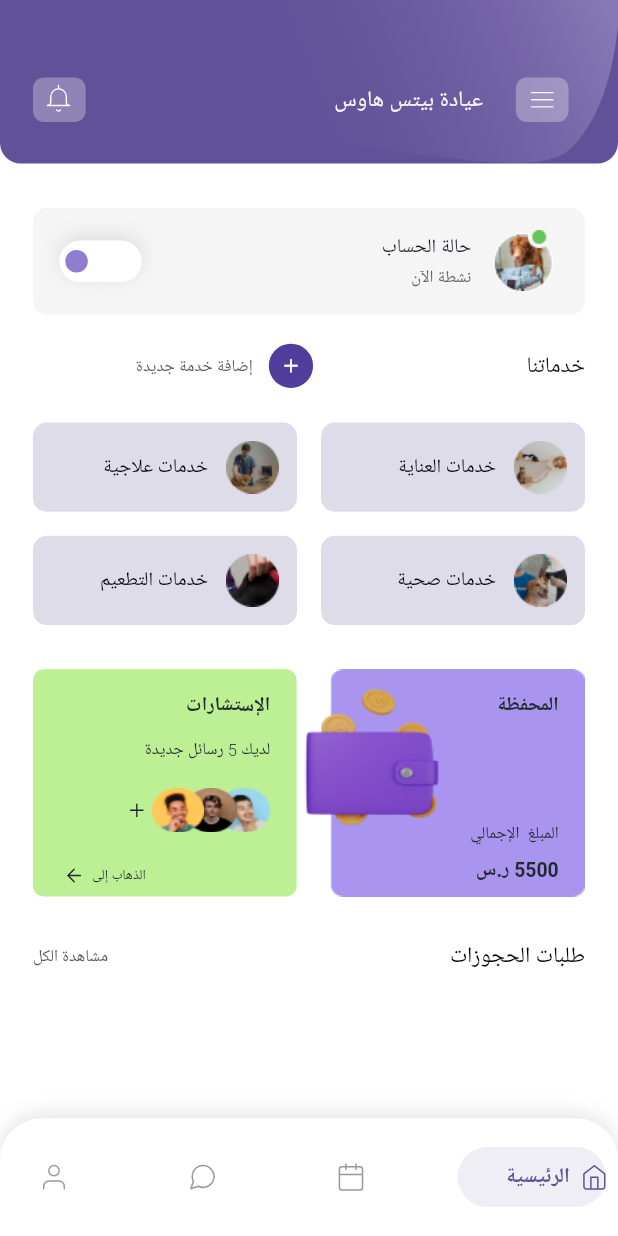
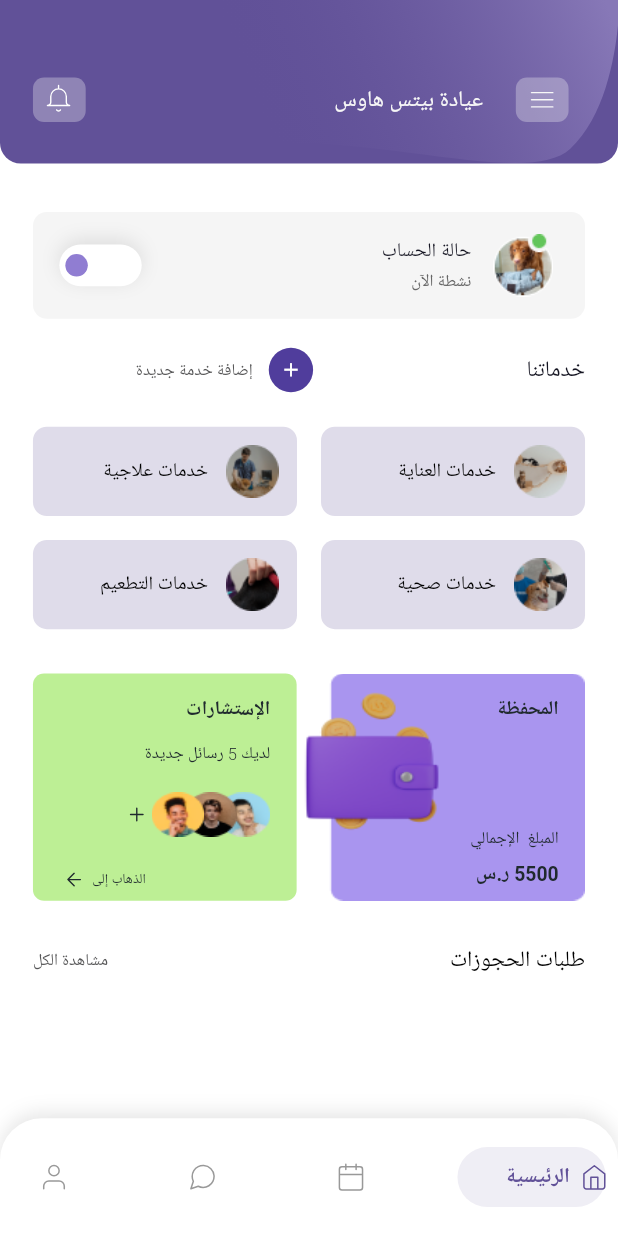
Before and after one commit to MostafaBastawy/Task_Badr, a Flutter app: the screen it shows after launch, on a phone screen of 412 x 824 dp. Run offline on Flutter 3.47's test engine with Material 2 defaults, Android fonts, the light colour scheme and no system bars; drawn by our look-alikes of flutter_switch, salomon_bottom_bar; our stand-ins replace easy_localization, flutter_bloc, flutter_screenutil, flutter_svg; generated files the repository leaves out were written again; Roboto replaces fonts that are missing (Alexandria).

Commit message:
home screen services finished

```diff
--- a/lib/modules/home_screen/home_screen.dart
+++ b/lib/modules/home_screen/home_screen.dart
@@ -16,13 +16,14 @@ class HomeScreen extends StatelessWidget {
     return Column(
       children: [
         const HomeAppBar(),
-        SizedBox(height: 32.h),
+        SizedBox(height: 20.h),
         Expanded(
           child: SingleChildScrollView(
             child: Padding(
               padding: EdgeInsets.symmetric(horizontal: 20.w),
               child: Column(
                 children: [
+                  SizedBox(height: 15.h),
                   const AccountStatus(),
                   SizedBox(height: 21.h),
                   const AddNewService(),
```
